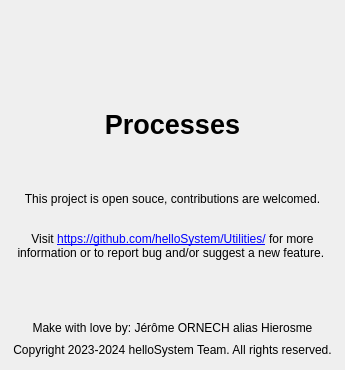
First picture: the form in Utilities/Processes.app/Resources/dialog_about.ui, repository helloSystem/Utilities, before the edit.
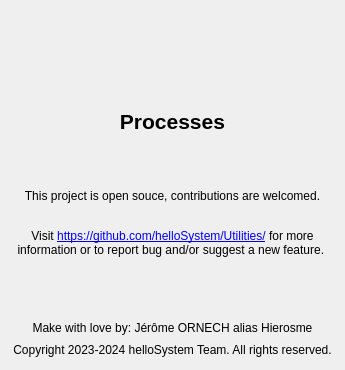
Second picture: the form after the edit. Icons and pictures are not drawn.

Diff of the .ui file:
```diff
--- a/Utilities/Processes.app/Resources/dialog_about.ui
+++ b/Utilities/Processes.app/Resources/dialog_about.ui
@@ -100,7 +100,7 @@
       </font>
      </property>
      <property name="text">
-      <string>&lt;html&gt;&lt;head/&gt;&lt;body&gt;&lt;p align=&quot;center&quot;&gt;Processes&lt;/p&gt;&lt;/body&gt;&lt;/html&gt;</string>
+      <string>&lt;html&gt;&lt;head/&gt;&lt;body&gt;&lt;p align=&quot;center&quot;&gt;&lt;span style=&quot; font-size:16pt;&quot;&gt;Processes&lt;/span&gt;&lt;/p&gt;&lt;/body&gt;&lt;/html&gt;</string>
      </property>
      <property name="wordWrap">
       <bool>false</bool>
```
